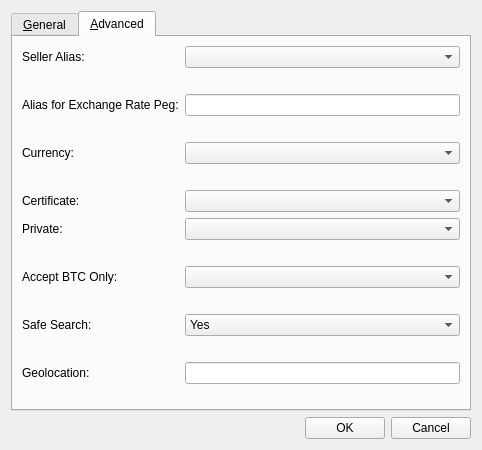
First picture: the form in src/qt/forms/editofferdialog.ui, repository willyko/syscoin2, before the edit.
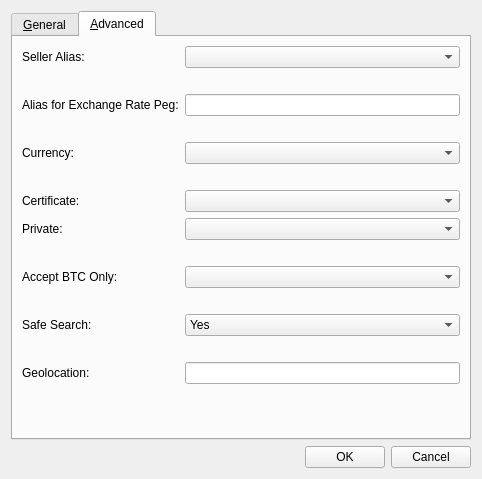
Second picture: the form after the edit. The open tabs and pages were chosen to show the change.

```diff
--- a/src/qt/forms/editofferdialog.ui
+++ b/src/qt/forms/editofferdialog.ui
@@ -7,7 +7,7 @@
     <x>0</x>
     <y>0</y>
     <width>482</width>
-    <height>450</height>
+    <height>479</height>
    </rect>
   </property>
   <property name="windowTitle">
@@ -17,7 +17,7 @@
    <item>
     <widget class="QTabWidget" name="EditOfferDialogTab">
      <property name="currentIndex">
-      <number>0</number>
+      <number>1</number>
      </property>
      <widget class="QWidget" name="tab_general">
       <attribute name="title">
@@ -260,22 +260,6 @@
          </property>
         </widget>
        </item>
-       <item row="16" column="1">
-        <spacer name="verticalSpacer_2">
-         <property name="orientation">
-          <enum>Qt::Vertical</enum>
-         </property>
-         <property name="sizeHint" stdset="0">
-          <size>
-           <width>20</width>
-           <height>40</height>
-          </size>
-         </property>
-        </spacer>
-       </item>
-       <item row="15" column="1">
-        <widget class="QLineEdit" name="geoLocationEdit"/>
-       </item>
        <item row="15" column="0">
         <widget class="QLabel" name="label_2">
          <property name="text">
@@ -283,6 +267,9 @@
          </property>
         </widget>
        </item>
+       <item row="15" column="1">
+        <widget class="QLineEdit" name="geoLocationEdit"/>
+       </item>
       </layout>
      </widget>
     </widget>
```
